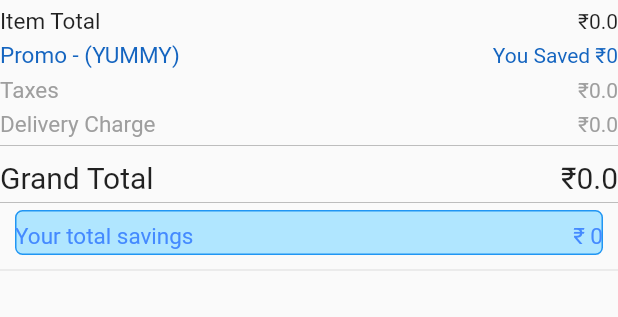
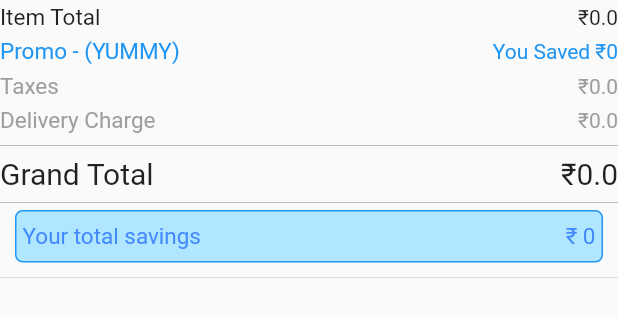
Before and after one commit to Shash0501/Food-Ordering-App, a Flutter app: the OrderSummary widget shown alone on an empty page, opened directly with empty values, on a phone screen of 412 x 824 dp. Shown: the top 317 px of the screen. Run offline on Flutter 3.47's test engine with Material 2 defaults, Android fonts, the phone set to English and light mode, and no system bars; our stand-ins replace bloc, cloud_firestore, dartz, equatable, firebase_auth, firebase_core and 2 more; missing offline and left inert: googleapis; accounts and stored records are empty.

Commit message:
Minor UI changes

```diff
--- a/food_ordering_app/lib/features/admin/admin_page.dart
+++ b/food_ordering_app/lib/features/admin/admin_page.dart
@@ -19,6 +19,7 @@ class _MyAdminPageState extends State<MyAdminPage> {
       length: 3,
       child: Scaffold(
         appBar: AppBar(
+          backgroundColor: Colors.redAccent,
           title: const Text("ADMIN"),
           bottom: TabBar(tabs: [
             Tab(
--- a/food_ordering_app/lib/features/admin/order/presentation/pages/order_page.dart
+++ b/food_ordering_app/lib/features/admin/order/presentation/pages/order_page.dart
@@ -42,9 +42,7 @@ class _OrderPageState extends State<OrderPage> {
 
   @override
   Widget build(BuildContext context) {
-    return Scaffold(
-        appBar: AppBar(title: Text("Orders")),
-        body: BlocBuilder<OrderBloc, OrderState>(
+    return Scaffold(body: BlocBuilder<OrderBloc, OrderState>(
       builder: (context, state) {
         if (state is OrdersLoaded) {
           return ListView.builder(
--- a/food_ordering_app/lib/features/admin/order/presentation/pages/single_order_page.dart
+++ b/food_ordering_app/lib/features/admin/order/presentation/pages/single_order_page.dart
@@ -27,7 +27,8 @@ class _SingleOrderPageState extends State<SingleOrderPage> {
 
   @override
   Widget build(BuildContext context) {
-    return BlocConsumer<OrderBloc, OrderState>(
+    return SafeArea(
+      child: BlocConsumer<OrderBloc, OrderState>(
         listener: (context, state) {},
         builder: (context, state) {
           if (state is OrderInitial) {
@@ -44,7 +45,10 @@ class _SingleOrderPageState extends State<SingleOrderPage> {
           }
           return Scaffold(
             appBar: AppBar(
-            title: const Text('Single Order Page'),
+              backgroundColor: Colors.redAccent,
+              title: const Text(
+                'Single Order Page',
+              ),
             ),
 
             body: SingleChildScrollView(
@@ -90,6 +94,7 @@ class _SingleOrderPageState extends State<SingleOrderPage> {
                       height: 10,
                     ),
                     ListView.builder(
+                        physics: NeverScrollableScrollPhysics(),
                         shrinkWrap: true,
                         itemCount: widget.orderItem.order.length,
                         itemBuilder: (context, index) {
@@ -121,6 +126,7 @@ class _SingleOrderPageState extends State<SingleOrderPage> {
             // ),
           );
         },
+      ),
     );
   }
 }
@@ -222,10 +228,10 @@ class OrderSummary extends StatelessWidget {
         ),
         ExpandedRow(
           leftChild: Text('Promo - (YUMMY)',
-              style: TextStyle(fontSize: 15, color: Colors.blue[800])),
+              style: TextStyle(fontSize: 15, color: Colors.blue)),
           rightChild: Text(
             'You Saved ₹$promoDiscount',
-            style: TextStyle(color: Colors.blue[800]),
+            style: TextStyle(color: Colors.blue),
           ),
         ),
         ExpandedRow(
@@ -260,16 +266,20 @@ class OrderSummary extends StatelessWidget {
           padding: const EdgeInsets.only(left: 10, right: 10),
           child: SizedBox(
             width: MediaQuery.of(context).size.width,
-            height: 30,
+            height: 35,
             child: DecoratedBox(
               child: Center(
+                child: Padding(
+                  padding: const EdgeInsets.all(5.0),
                   child: ExpandedRow(
                     leftChild: Text(
                       "Your total savings",
                       style: TextStyle(color: Colors.blueAccent, fontSize: 15),
                     ),
                     rightChild: Text('₹ ${promoDiscount}',
-                      style: TextStyle(color: Colors.blueAccent, fontSize: 15)),
+                        style:
+                            TextStyle(color: Colors.blueAccent, fontSize: 15)),
+                  ),
                 ),
               ),
               decoration: BoxDecoration(
@@ -312,7 +322,7 @@ class ExpandedRow extends StatelessWidget {
   @override
   Widget build(BuildContext context) {
     return Padding(
-      padding: const EdgeInsets.fromLTRB(0, 5, 0, 0),
+      padding: const EdgeInsets.fromLTRB(0, 2.5, 0, 2.5),
       child: Row(
         children: [
           Expanded(child: leftChild),
--- a/food_ordering_app/lib/main.dart
+++ b/food_ordering_app/lib/main.dart
@@ -35,7 +35,9 @@ class MyApp extends StatelessWidget {
       child: MaterialApp(
         debugShowCheckedModeBanner: false,
         title: 'CPing',
-        theme: ThemeData.light(),
+        theme: ThemeData(
+            primaryColor: Colors.redAccent,
+            primaryColorLight: Colors.redAccent),
         home: StreamBuilder(
             stream: FirebaseAuth.instance.authStateChanges(),
             builder: (context, snapshot) {
```
Lines whose indentation alone changed are shown as unchanged.
